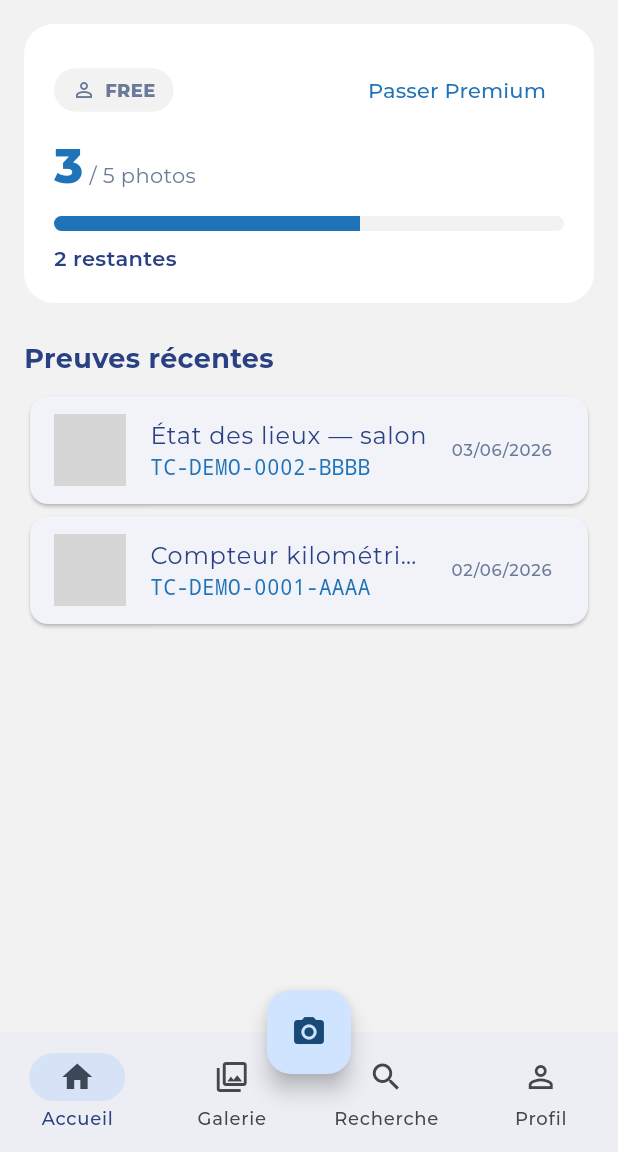
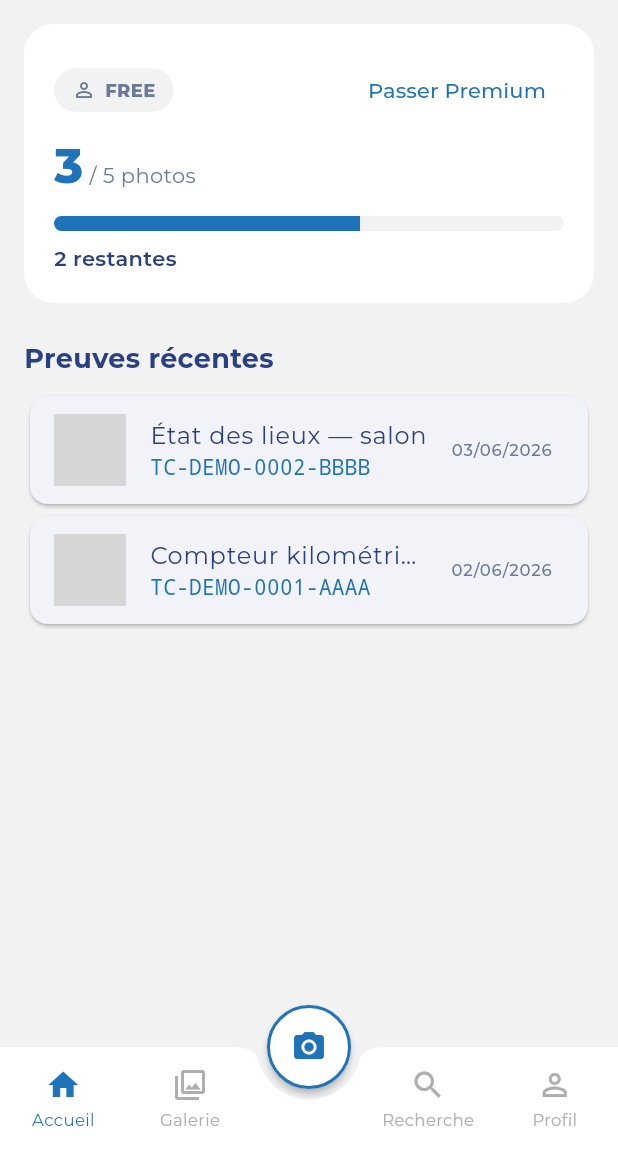
Before and after one commit to Og7enza/test, a Flutter app: the screen it shows after launch, after a tap on "Passer", after a tap on "Se connecter", on a phone screen of 412 x 824 dp, the part 84-1236 px from its top. Run offline on Flutter 3.47's test engine with Material 3 defaults, Android fonts, the phone set to English and light mode, and no system bars; our stand-ins replace camera, flutter_riverpod, geocoding, geolocator, go_router, google_fonts and 1 more; network calls fail; grey boxes are pictures that could not be loaded.

Commit message:
feat(truthcatcher): UX d'origine #1 — galerie masonry + nav a encoche + Hero
Port de la prise en main / parcours d'image de l'app d'origine sur la base
moderne qui compile :
- Galerie en grille MASONRY (flutter_staggered_grid_view), tuiles de hauteurs
  variees + overlay matricule, transition HERO vers le detail.
- Barre du bas blanche A ENCOCHE avec FAB camera centre (cercle blanc borde) +
  onglets Accueil/Galerie/Recherche/Profil + retour haptique.
- Charte + dashboard quota + Premium conserves.

```diff
--- a/truthcatcher/lib/src/features/certificate/presentation/certificate_detail_screen.dart
+++ b/truthcatcher/lib/src/features/certificate/presentation/certificate_detail_screen.dart
@@ -58,9 +58,12 @@ class _DetailBody extends StatelessWidget {
       padding: const EdgeInsets.fromLTRB(16, 8, 16, 32),
       children: [
         if (c.localImagePath != null || (c.imageUrl?.isNotEmpty ?? false))
-          ClipRRect(
-            borderRadius: BorderRadius.circular(20),
-            child: _Image(path: c.localImagePath, url: c.imageUrl),
+          Hero(
+            tag: 'cert-${c.matricule}',
+            child: ClipRRect(
+              borderRadius: BorderRadius.circular(20),
+              child: _Image(path: c.localImagePath, url: c.imageUrl),
+            ),
           ),
         const SizedBox(height: 16),
         _MatriculeBanner(matricule: c.matricule),
--- a/truthcatcher/lib/src/features/certificate/presentation/gallery_screen.dart
+++ b/truthcatcher/lib/src/features/certificate/presentation/gallery_screen.dart
@@ -2,14 +2,15 @@ import 'dart:io';
 
 import 'package:flutter/material.dart';
 import 'package:flutter_riverpod/flutter_riverpod.dart';
+import 'package:flutter_staggered_grid_view/flutter_staggered_grid_view.dart';
 import 'package:go_router/go_router.dart';
 
 import '../../../core/theme/app_colors.dart';
-import '../../../core/utils/formatters.dart';
 import '../application/certificate_providers.dart';
 import '../domain/certificate.dart';
 
-/// Galerie des preuves certifiées.
+/// Galerie des preuves — grille « masonry » (tuiles de hauteurs variées) avec
+/// transition Hero vers le détail, dans l'esprit de l'app d'origine.
 class GalleryScreen extends ConsumerWidget {
   const GalleryScreen({super.key});
 
@@ -17,20 +18,35 @@ class GalleryScreen extends ConsumerWidget {
   Widget build(BuildContext context, WidgetRef ref) {
     final async = ref.watch(certificatesProvider);
     return Scaffold(
-      appBar: AppBar(title: const Text('Mes preuves')),
+      appBar: AppBar(
+        title: Text(
+          async.maybeWhen(
+            data: (items) => 'Galerie (${items.length})',
+            orElse: () => 'Galerie',
+          ),
+          style: const TextStyle(
+            color: AppColors.primary,
+            fontWeight: FontWeight.w700,
+          ),
+        ),
+      ),
       body: async.when(
         loading: () => const Center(child: CircularProgressIndicator()),
         error: (e, _) => Center(child: Text('Erreur : $e')),
         data: (items) {
-          if (items.isEmpty) return const _EmptyState();
+          if (items.isEmpty) return const _EmptyGallery();
           return RefreshIndicator(
+            color: AppColors.primary,
             onRefresh: () => ref.read(certificatesProvider.notifier).refresh(),
-            child: ListView.separated(
-              padding: const EdgeInsets.fromLTRB(16, 8, 16, 96),
+            child: MasonryGridView.count(
+              physics: const AlwaysScrollableScrollPhysics(),
+              crossAxisCount: 2,
+              mainAxisSpacing: 12,
+              crossAxisSpacing: 12,
+              padding: const EdgeInsets.fromLTRB(16, 12, 16, 100),
               itemCount: items.length,
-              separatorBuilder: (_, __) => const SizedBox(height: 12),
               itemBuilder: (context, i) =>
-                  _CertificateTile(certificate: items[i]),
+                  _GalleryTile(certificate: items[i], index: i),
             ),
           );
         },
@@ -39,105 +55,108 @@ class GalleryScreen extends ConsumerWidget {
   }
 }
 
-class _CertificateTile extends StatelessWidget {
-  const _CertificateTile({required this.certificate});
+class _GalleryTile extends StatelessWidget {
+  const _GalleryTile({required this.certificate, required this.index});
 
   final Certificate certificate;
+  final int index;
+
+  // Ratios variés -> hauteurs de tuiles variées (effet masonry).
+  static const List<double> _ratios = [0.82, 1.25, 1.5, 0.95, 1.1, 0.78];
 
   @override
   Widget build(BuildContext context) {
-    return Card(
-      clipBehavior: Clip.antiAlias,
-      child: InkWell(
-        onTap: () => context.push(
-          '/certificate/${certificate.matricule}',
-          extra: certificate,
+    final c = certificate;
+    final ratio = _ratios[index % _ratios.length];
+    return GestureDetector(
+      onTap: () => context.push('/certificate/${c.matricule}', extra: c),
+      child: ClipRRect(
+        borderRadius: BorderRadius.circular(14),
+        child: Stack(
+          children: [
+            Hero(
+              tag: 'cert-${c.matricule}',
+              child: AspectRatio(
+                aspectRatio: ratio,
+                child: _TileImage(path: c.localImagePath, url: c.imageUrl),
               ),
-        child: Padding(
-          padding: const EdgeInsets.all(12),
-          child: Row(
-            children: [
-              _Thumb(
-                path: certificate.localImagePath,
-                url: certificate.imageUrl,
             ),
-              const SizedBox(width: 12),
-              Expanded(
-                child: Column(
-                  crossAxisAlignment: CrossAxisAlignment.start,
-                  children: [
-                    Text(
-                      certificate.name,
+            Positioned(
+              left: 0,
+              right: 0,
+              bottom: 0,
+              child: Container(
+                padding: const EdgeInsets.fromLTRB(10, 18, 10, 8),
+                decoration: BoxDecoration(
+                  gradient: LinearGradient(
+                    begin: Alignment.topCenter,
+                    end: Alignment.bottomCenter,
+                    colors: [
+                      AppColors.primaryDark.withOpacity(0.0),
+                      AppColors.primaryDark.withOpacity(0.78),
+                    ],
+                  ),
+                ),
+                child: Text(
+                  c.matricule,
                   maxLines: 1,
                   overflow: TextOverflow.ellipsis,
                   style: const TextStyle(
-                        fontWeight: FontWeight.w700,
-                        fontSize: 16,
-                      ),
-                    ),
-                    const SizedBox(height: 4),
-                    Text(
-                      certificate.matricule,
-                      style: const TextStyle(
+                    color: Colors.white,
                     fontFamily: 'monospace',
-                        color: AppColors.primary,
+                    fontSize: 11,
                     fontWeight: FontWeight.w600,
                   ),
                 ),
-                    const SizedBox(height: 4),
-                    Text(
-                      formatDateTime(certificate.certifiedAt),
-                      style: const TextStyle(
-                        fontSize: 12,
-                        color: AppColors.textMuted,
               ),
             ),
+            if (c.isMinted)
+              const Positioned(
+                top: 8,
+                right: 8,
+                child: Icon(Icons.verified, color: Colors.white, size: 18),
+              ),
           ],
-                ),
-              ),
-              if (certificate.isMinted)
-                const Icon(Icons.verified, color: AppColors.success),
-            ],
-          ),
         ),
       ),
     );
   }
 }
 
-class _Thumb extends StatelessWidget {
-  const _Thumb({this.path, this.url});
+class _TileImage extends StatelessWidget {
+  const _TileImage({this.path, this.url});
 
   final String? path;
   final String? url;
 
   @override
   Widget build(BuildContext context) {
-    const size = 64.0;
-    Widget child;
     if (path != null && File(path!).existsSync()) {
-      child = Image.file(
-        File(path!),
-        width: size,
-        height: size,
+      return Image.file(File(path!), fit: BoxFit.cover);
+    }
+    if (url != null && url!.isNotEmpty) {
+      return Image.network(
+        url!,
         fit: BoxFit.cover,
+        loadingBuilder: (context, child, progress) => progress == null
+            ? child
+            : Container(color: AppColors.primary.withOpacity(0.08)),
+        errorBuilder: (_, __, ___) => Container(
+          color: AppColors.primary.withOpacity(0.08),
+          child: const Icon(Icons.broken_image_outlined,
+              color: AppColors.textMuted),
+        ),
       );
-    } else if (url != null && url!.isNotEmpty) {
-      child = Image.network(url!, width: size, height: size, fit: BoxFit.cover);
-    } else {
-      child = Container(
-        width: size,
-        height: size,
-        color: AppColors.background,
+    }
+    return Container(
+      color: AppColors.primary.withOpacity(0.08),
       child: const Icon(Icons.image_outlined, color: AppColors.textMuted),
     );
   }
-    return ClipRRect(borderRadius: BorderRadius.circular(12), child: child);
-  }
 }
 
-class _EmptyState extends StatelessWidget {
-  const _EmptyState();
+class _EmptyGallery extends StatelessWidget {
+  const _EmptyGallery();
 
   @override
   Widget build(BuildContext context) {
@@ -147,19 +166,17 @@ class _EmptyState extends StatelessWidget {
         child: Column(
           mainAxisSize: MainAxisSize.min,
           children: [
-            const Icon(
-              Icons.photo_camera_back_outlined,
-              size: 64,
-              color: AppColors.textMuted,
-            ),
+            const Icon(Icons.collections_outlined,
+                size: 64, color: AppColors.textMuted),
             const SizedBox(height: 16),
             Text(
-              'Aucune preuve pour le moment',
+              'Votre galerie est prête à prendre vie',
+              textAlign: TextAlign.center,
               style: Theme.of(context).textTheme.titleMedium,
             ),
             const SizedBox(height: 8),
             const Text(
-              'Touchez « Certifier » pour capturer votre première photo infalsifiable.',
+              'Capturez votre première preuve avec le bouton appareil photo.',
               textAlign: TextAlign.center,
               style: TextStyle(color: AppColors.textMuted),
             ),
--- a/truthcatcher/lib/src/shared/home_shell.dart
+++ b/truthcatcher/lib/src/shared/home_shell.dart
@@ -1,13 +1,15 @@
 import 'package:flutter/material.dart';
+import 'package:flutter/services.dart';
 import 'package:go_router/go_router.dart';
 
+import '../core/theme/app_colors.dart';
 import '../features/certificate/presentation/gallery_screen.dart';
 import '../features/home/presentation/home_screen.dart';
 import '../features/profile/presentation/profile_screen.dart';
 import '../features/verify/presentation/verify_screen.dart';
 
-/// Coquille principale à onglets : Accueil · Galerie · Recherche · Profil,
-/// avec le bouton central de capture.
+/// Coquille principale : barre du bas blanche à encoche avec FAB caméra centré
+/// (look de l'app d'origine) + onglets Accueil · Galerie · Recherche · Profil.
 class HomeShell extends StatefulWidget {
   const HomeShell({super.key});
 
@@ -29,36 +31,64 @@ class _HomeShellState extends State<HomeShell> {
   Widget build(BuildContext context) {
     return Scaffold(
       body: IndexedStack(index: _index, children: _pages),
+      floatingActionButtonLocation: FloatingActionButtonLocation.centerDocked,
       floatingActionButton: FloatingActionButton(
+        heroTag: 'capture-fab',
+        elevation: 2,
+        backgroundColor: Colors.white,
+        shape: const StadiumBorder(
+          side: BorderSide(color: AppColors.primary, width: 2),
+        ),
         onPressed: () => context.push('/capture'),
-        child: const Icon(Icons.camera_alt),
+        child: const Icon(Icons.photo_camera, color: AppColors.primary),
       ),
-      floatingActionButtonLocation: FloatingActionButtonLocation.centerDocked,
-      bottomNavigationBar: NavigationBar(
-        selectedIndex: _index,
-        onDestinationSelected: (i) => setState(() => _index = i),
-        destinations: const [
-          NavigationDestination(
-            icon: Icon(Icons.home_outlined),
-            selectedIcon: Icon(Icons.home),
-            label: 'Accueil',
-          ),
-          NavigationDestination(
-            icon: Icon(Icons.collections_outlined),
-            selectedIcon: Icon(Icons.collections),
-            label: 'Galerie',
-          ),
-          NavigationDestination(
-            icon: Icon(Icons.search),
-            selectedIcon: Icon(Icons.search),
-            label: 'Recherche',
-          ),
-          NavigationDestination(
-            icon: Icon(Icons.person_outline),
-            selectedIcon: Icon(Icons.person),
-            label: 'Profil',
-          ),
-        ],
+      bottomNavigationBar: BottomAppBar(
+        height: 70,
+        color: Colors.white,
+        elevation: 10,
+        padding: EdgeInsets.zero,
+        shape: const CircularNotchedRectangle(),
+        notchMargin: 7,
+        child: Row(
+          mainAxisAlignment: MainAxisAlignment.spaceAround,
+          children: [
+            _navItem(0, 'Accueil', Icons.home_outlined, Icons.home),
+            _navItem(1, 'Galerie', Icons.collections_outlined, Icons.collections),
+            const SizedBox(width: 56),
+            _navItem(2, 'Recherche', Icons.search, Icons.search),
+            _navItem(3, 'Profil', Icons.person_outline, Icons.person),
+          ],
+        ),
+      ),
+    );
+  }
+
+  Widget _navItem(int i, String label, IconData icon, IconData active) {
+    final selected = _index == i;
+    final color = selected ? AppColors.primary : const Color(0xFFAEAEAE);
+    return InkWell(
+      borderRadius: BorderRadius.circular(8),
+      onTap: () {
+        if (_index != i) {
+          HapticFeedback.lightImpact();
+          setState(() => _index = i);
+        }
+      },
+      child: SizedBox(
+        width: 66,
+        height: 60,
+        child: Column(
+          mainAxisAlignment: MainAxisAlignment.center,
+          children: [
+            Icon(selected ? active : icon, color: color, size: 24),
+            const SizedBox(height: 3),
+            Text(
+              label,
+              style: TextStyle(fontSize: 11, color: color),
+              overflow: TextOverflow.ellipsis,
+            ),
+          ],
+        ),
       ),
     );
   }
--- a/truthcatcher/pubspec.yaml
+++ b/truthcatcher/pubspec.yaml
@@ -31,6 +31,7 @@ dependencies:
   intl: ^0.19.0
   share_plus: ^10.0.2
   collection: ^1.18.0
+  flutter_staggered_grid_view: ^0.7.0   # galerie masonry (look d'origine)
 
 dev_dependencies:
   flutter_test:
```
Lines whose indentation alone changed are shown as unchanged.
